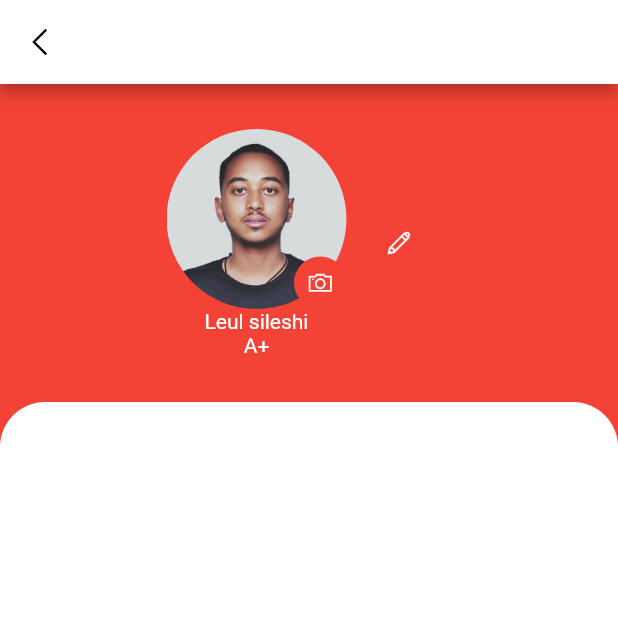
After one commit to Lulusha-XT/Blood_Donation, a Flutter app: the ProfileScreen screen opened directly, on a phone screen of 412 x 824 dp, the top half of it. The commit adds this screen. Run offline on Flutter 3.47's test engine with Material 2 defaults, Android fonts, the phone set to English and light mode, and no system bars; our stand-ins replace flutter_riverpod, get, image_picker, line_awesome_flutter, liquid_swipe, shimmer and 1 more; missing offline and left inert: api_cache_manager.

Commit message:
profile page started

```diff
--- a/Frontend/lib/src/constants/image_strings.dart
+++ b/Frontend/lib/src/constants/image_strings.dart
@@ -25,3 +25,5 @@ const String cForgetPasswordImage =
 // Dashboard page
 
 const String cUserProfileImage = "assets/images/dashboard/user.png";
+//  --Profile Images
+const String cProfileImage = "assets/images/profile/bre.jpg";
--- a/Frontend/lib/src/features/core/pages/home_page/home_page.dart
+++ b/Frontend/lib/src/features/core/pages/home_page/home_page.dart
@@ -1,4 +1,5 @@
 import 'package:flutter/material.dart';
+import 'package:flutter_application_1/src/features/core/pages/home_page/widget/appbar.widget.dart';
 import 'package:flutter_application_1/src/features/core/pages/home_page/widget/drawer.dart';
 
 class HomePage extends StatelessWidget {
@@ -6,21 +7,11 @@ class HomePage extends StatelessWidget {
 
   @override
   Widget build(BuildContext context) {
-    return Scaffold(
-      appBar: AppBar(
-        title: const Text('My App'),
-        leading: Builder(
-          builder: (BuildContext context) {
-            return IconButton(
-              icon: const Icon(Icons.menu),
-              onPressed: () {
-                Scaffold.of(context).openDrawer();
-              },
-            );
-          },
-        ),
+    return const SafeArea(
+      child: Scaffold(
+        appBar: DashboardAppBar(),
+        drawer: MyDrawer(),
       ),
-      drawer: const MyDrawer(),
     );
   }
 }
--- a/Frontend/lib/src/features/core/pages/home_page/widget/appbar.widget.dart
+++ b/Frontend/lib/src/features/core/pages/home_page/widget/appbar.widget.dart
@@ -2,6 +2,8 @@ import 'package:flutter/material.dart';
 import 'package:flutter_application_1/src/constants/colors.dart';
 import 'package:flutter_application_1/src/constants/image_strings.dart';
 import 'package:flutter_application_1/src/constants/text_string.dart';
+import 'package:flutter_application_1/src/features/core/pages/profile/profile_screen.dart';
+import 'package:get/get.dart';
 
 class DashboardAppBar extends StatelessWidget implements PreferredSizeWidget {
   const DashboardAppBar({
@@ -11,10 +13,17 @@ class DashboardAppBar extends StatelessWidget implements PreferredSizeWidget {
   @override
   Widget build(BuildContext context) {
     return AppBar(
-      leading: const Icon(
-        Icons.menu,
+      title: Text(cAppName, style: Theme.of(context).textTheme.headlineMedium),
+      leading: Builder(
+        builder: (BuildContext context) {
+          return IconButton(
+            icon: const Icon(Icons.menu),
+            onPressed: () {
+              Scaffold.of(context).openDrawer();
+            },
+          );
+        },
       ),
-      title: Text(cAppName, style: Theme.of(context).textTheme.headlineMedium),
       centerTitle: true,
       elevation: 0,
       backgroundColor: Colors.transparent,
@@ -25,7 +34,7 @@ class DashboardAppBar extends StatelessWidget implements PreferredSizeWidget {
               borderRadius: BorderRadius.circular(10), color: cCardBgColor),
           child: IconButton(
             onPressed: () {
-              // Get.to(() => const ProfileScreen());
+              Get.to(() => const ProfileScreen());
               // AuthenticationRepository.instance.logout();
             },
             icon: const Image(image: AssetImage(cUserProfileImage)),
--- /dev/null
+++ b/Frontend/lib/src/features/core/pages/profile/profile_screen.dart
@@ -0,0 +1,125 @@
+import 'package:flutter/material.dart';
+import 'package:flutter_application_1/src/constants/colors.dart';
+import 'package:flutter_application_1/src/constants/image_strings.dart';
+import 'package:flutter_application_1/src/constants/sizes.dart';
+import 'package:get/get.dart';
+
+import 'package:image_picker/image_picker.dart';
+import 'package:line_awesome_flutter/line_awesome_flutter.dart';
+
+class ProfileScreen extends StatelessWidget {
+  const ProfileScreen({super.key});
+
+  @override
+  Widget build(BuildContext context) {
+    return Scaffold(
+      backgroundColor: Colors.red,
+      appBar: AppBar(
+        leading: IconButton(
+          onPressed: () => Get.back(),
+          icon: const Icon(LineAwesomeIcons.angle_left),
+        ),
+      ),
+      body: SingleChildScrollView(
+          child: Container(
+        child: SizedBox(
+          height: MediaQuery.of(context).size.height,
+          child: Column(children: [
+            Container(
+              padding: const EdgeInsets.all(cDefaultSize),
+              decoration: const BoxDecoration(
+                color: cPrimaryColor,
+              ),
+              child: Row(
+                mainAxisAlignment: MainAxisAlignment.center,
+                children: [
+                  Column(
+                    children: [
+                      Stack(
+                        children: [
+                          SizedBox(
+                            width: 120,
+                            height: 120,
+                            child: ClipRRect(
+                                borderRadius: BorderRadius.circular(100),
+                                child: const Image(
+                                    image: AssetImage(cProfileImage))),
+                          ),
+                          Positioned(
+                            bottom: 0,
+                            right: 0,
+                            child: Container(
+                              width: 35,
+                              height: 35,
+                              decoration: BoxDecoration(
+                                borderRadius: BorderRadius.circular(100),
+                                color: cPrimaryColor,
+                              ),
+                              child: IconButton(
+                                icon: const Icon(
+                                  LineAwesomeIcons.camera,
+                                  color: Colors.white,
+                                  size: 20,
+                                ),
+                                onPressed: () async {
+                                  //  pick imaGe
+                                  // install image_picker
+                                  // import the corresponding library
+                                  ImagePicker imagePicker = ImagePicker();
+                                  XFile? file = await imagePicker.pickImage(
+                                      source: ImageSource.camera);
+                                  print("${file?.path}");
+                                  if (file == null) return;
+
+                                  String uniqueFileName = DateTime.now()
+                                      .millisecondsSinceEpoch
+                                      .toString();
+                                },
+                              ),
+                            ),
+                          )
+                        ],
+                      ),
+                      Column(
+                        children: const [
+                          Text(
+                            "Leul sileshi",
+                            style: TextStyle(color: Colors.white),
+                          ),
+                          Text("A+", style: TextStyle(color: Colors.white))
+                        ],
+                      ),
+                    ],
+                  ),
+                  Container(
+                    width: 70,
+                    height: 70,
+                    decoration: BoxDecoration(
+                      borderRadius: BorderRadius.circular(100),
+                      color: cPrimaryColor,
+                    ),
+                    child: const Icon(
+                      LineAwesomeIcons.alternate_pencil,
+                      color: Colors.white,
+                      size: 20,
+                    ),
+                  ),
+                ],
+              ),
+            ),
+            Expanded(
+              child: Container(
+                width: double.infinity,
+                decoration: const BoxDecoration(
+                    color: Colors.white,
+                    borderRadius: BorderRadius.only(
+                        topLeft: Radius.circular(30),
+                        topRight: Radius.circular(30))),
+              ),
+            )
+          ]),
+        ),
+      )),
+    );
+  }
+}
--- a/Frontend/pubspec.yaml
+++ b/Frontend/pubspec.yaml
@@ -43,6 +43,8 @@ dependencies:
   http: ^0.13.5
   shared_preferences: ^2.1.0
   api_cache_manager: ^1.0.2
+  line_awesome_flutter: ^2.0.0
+  image_picker: ^0.8.7+1
 
 dev_dependencies:
   flutter_test:
@@ -72,6 +74,7 @@ flutter:
     - assets/images/onboarding_images/
     - assets/images/welcome_images/
     - assets/images/dashboard/
+    - assets/images/profile/
 
   # An image asset can refer to one or more resolution-specific "variants", see
   # https://flutter.dev/assets-and-images/#resolution-aware
```
Also changed, not shown: Frontend/assets/images/profile/bre.jpg (added), Frontend/pubspec.lock.
